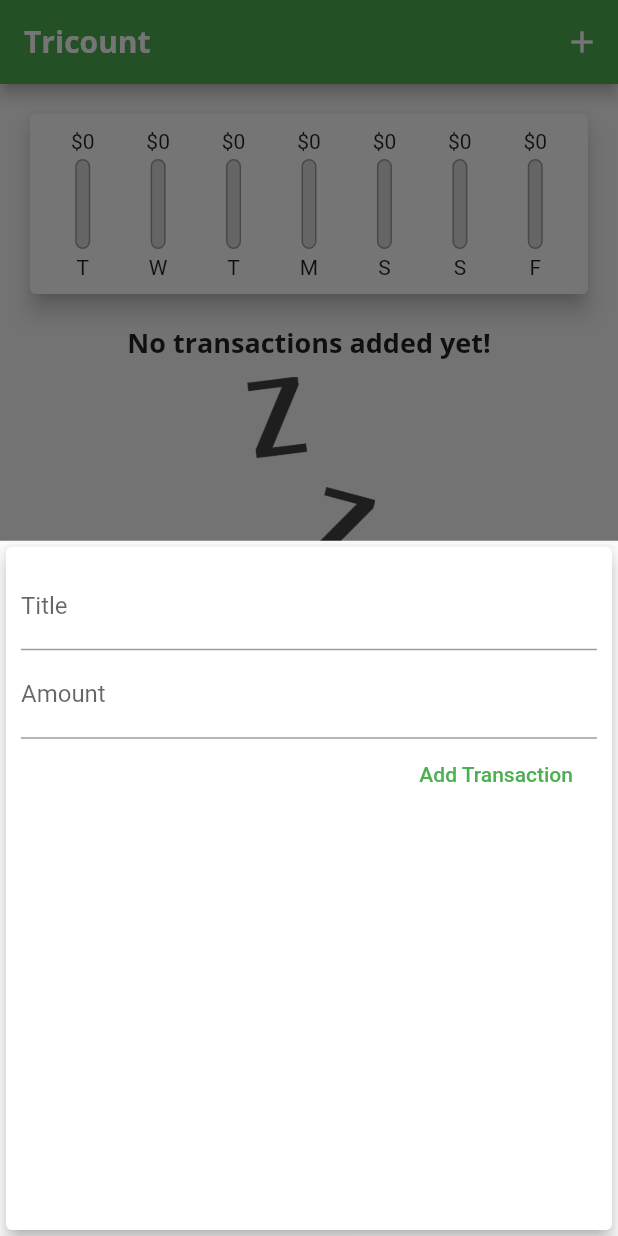
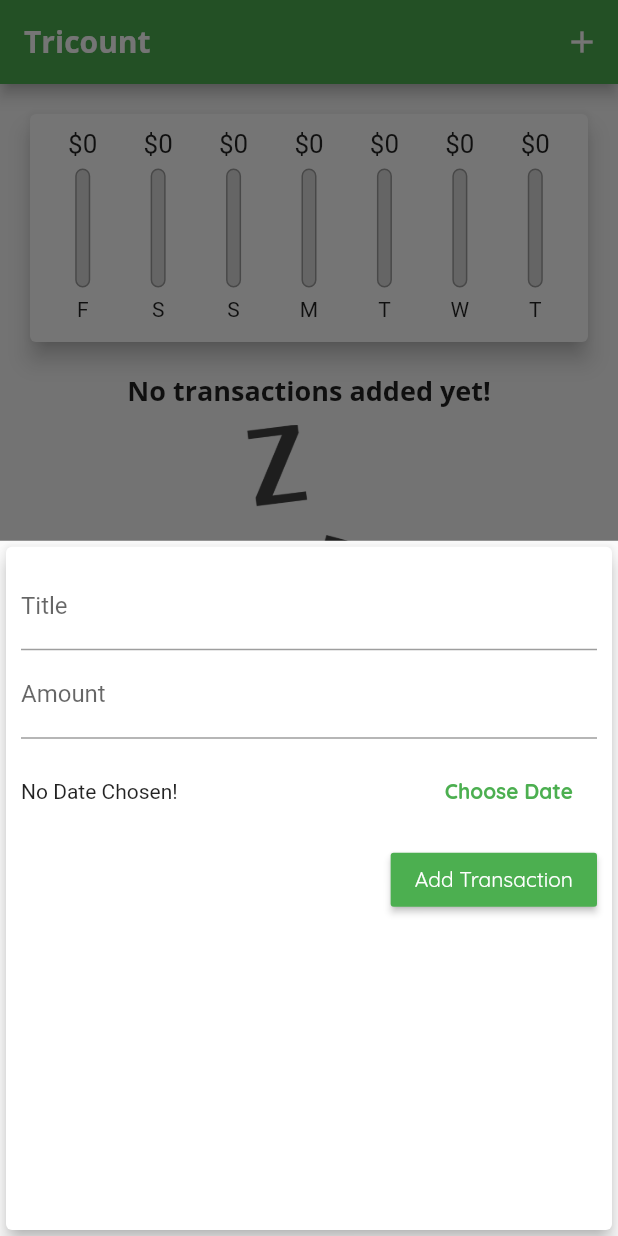
Before and after one commit to florianwns/flutter-examples, a Flutter app: the screen it shows after launch, after a tap on the "add" icon, on a phone screen of 412 x 824 dp. Run offline on Flutter 3.47's test engine with Material 2 defaults, Android fonts, the light colour scheme and no system bars.

Commit message:
start responsive design
- Add Date transaction
- Responsive Design
- Private property and class

```diff
--- a/apps/003_tricount/lib/main.dart
+++ b/apps/003_tricount/lib/main.dart
@@ -14,12 +14,16 @@
       theme: ThemeData(
         primarySwatch: Colors.green,
         accentColor: Colors.amber,
+        errorColor: Colors.red,
         fontFamily: 'Quicksand',
         textTheme: ThemeData.light().textTheme.copyWith(
               title: TextStyle(
                 fontFamily: 'OpenSans',
                 fontSize: 18,
                 fontWeight: FontWeight.bold,
+              ),
+              button: TextStyle(
+                color: Colors.white,
               ),
             ),
         appBarTheme: AppBarTheme(
@@ -43,10 +47,10 @@
 }
 
 class _MyHomePageState extends State<MyHomePage> {
-  final List<Transaction> transactions = [];
+  final List<Transaction> _transactions = [];
 
-  List<Transaction> get recentTransactions {
-    return transactions.where((tx) {
+  List<Transaction> get _recentTransactions {
+    return _transactions.where((tx) {
       return tx.date.isAfter(
         DateTime.now().subtract(
           Duration(days: 7),
@@ -55,16 +59,22 @@
     }).toList();
   }
 
-  void addTx(String txTitle, double txAmount) {
+  void _addTx(String txTitle, double txAmount, DateTime txDate) {
     final newTx = Transaction(
       title: txTitle,
       amount: txAmount,
-      date: DateTime.now(),
+      date: txDate,
       id: DateTime.now().toString(),
     );
 
     setState(() {
-      transactions.add(newTx);
+      _transactions.add(newTx);
+    });
+  }
+
+  void _deleteTx(String id) {
+    setState(() {
+      _transactions.removeWhere((tx) => tx.id == id);
     });
   }
 
@@ -72,15 +82,14 @@
     showModalBottomSheet(
       context: context,
       builder: (_) {
-        return NewTransaction(addTx);
+        return NewTransaction(_addTx);
       },
     );
   }
 
   @override
   Widget build(BuildContext context) {
-    return Scaffold(
-      appBar: AppBar(
+    final appBar = AppBar(
       centerTitle: false,
       title: Text('Tricount'),
       actions: <Widget>[
@@ -89,12 +98,25 @@
           onPressed: () => startAddTx(context),
         ),
       ],
-      ),
+    );
+
+    final usefulHeight = MediaQuery.of(context).size.height -
+        MediaQuery.of(context).padding.top -
+        appBar.preferredSize.height;
+
+    return Scaffold(
+      appBar: appBar,
       body: Column(
         crossAxisAlignment: CrossAxisAlignment.stretch,
         children: <Widget>[
-          Chart(recentTransactions),
-          TransactionList(transactions),
+          Container(
+            height: usefulHeight * 0.25,
+            child: Chart(_recentTransactions),
+          ),
+          Container(
+            height: usefulHeight * 0.75,
+            child: TransactionList(_transactions, _deleteTx),
+          ),
         ],
       ),
       floatingActionButtonLocation: FloatingActionButtonLocation.centerFloat,
--- a/apps/003_tricount/lib/widgets/chart.dart
+++ b/apps/003_tricount/lib/widgets/chart.dart
@@ -8,7 +8,7 @@
 
   Chart(this.recentTransactions);
 
-  List<Map<String, Object>> get txStats {
+  List<Map<String, Object>> get txStatsForTheLast7Days {
     var totalSpending = 0.0;
     var stats = List.generate(7, (index) {
       final weekDay = DateTime.now().subtract(Duration(days: index));
@@ -33,7 +33,7 @@
           : (stat['amount'] as double) / totalSpending;
     }
 
-    return stats;
+    return stats.reversed.toList();
   }
 
   @override
@@ -45,7 +45,7 @@
         padding: EdgeInsets.all(10),
         child: Row(
           mainAxisAlignment: MainAxisAlignment.spaceAround,
-          children: txStats.map((tx) {
+          children: txStatsForTheLast7Days.map((tx) {
             return Flexible(
               fit: FlexFit.tight,
               child: ChartBar(
--- a/apps/003_tricount/lib/widgets/chart_bar.dart
+++ b/apps/003_tricount/lib/widgets/chart_bar.dart
@@ -9,16 +9,21 @@
 
   @override
   Widget build(BuildContext context) {
+    return LayoutBuilder(
+      builder: (context, constraints) {
         return Column(
           children: <Widget>[
-        FittedBox(
+            Container(
+              height: constraints.maxHeight * 0.15,
+              child: FittedBox(
                 child: Text('\$${spendingAmount.toStringAsFixed(0)}'),
               ),
+            ),
             SizedBox(
-          height: 4,
+              height: constraints.maxHeight * 0.05,
             ),
             Container(
-          height: 60,
+              height: constraints.maxHeight * 0.6,
               width: 10,
               child: Stack(
                 children: <Widget>[
@@ -42,10 +47,15 @@
               ),
             ),
             SizedBox(
-          height: 4,
+              height: constraints.maxHeight * 0.05,
             ),
-        Text(label),
+            Container(
+              height: constraints.maxHeight * 0.15,
+              child: Text(label),
+            ),
           ],
+        );
+      },
     );
   }
 }
--- a/apps/003_tricount/lib/widgets/new_transaction.dart
+++ b/apps/003_tricount/lib/widgets/new_transaction.dart
@@ -1,8 +1,9 @@
 import 'package:flutter/material.dart';
 import 'package:flutter/services.dart';
+import 'package:intl/intl.dart';
 
 class NewTransaction extends StatefulWidget {
-  final void Function(String, double) addTx;
+  final void Function(String, double, DateTime) addTx;
 
   NewTransaction(this.addTx);
 
@@ -11,24 +12,42 @@
 }
 
 class _NewTransactionState extends State<NewTransaction> {
-  final titleController = TextEditingController();
+  final _titleController = TextEditingController();
+  final _amountController = TextEditingController();
+  DateTime _selectedDate;
 
-  final amountController = TextEditingController();
+  void _submitData() {
+    final title = _titleController.text;
+    final amount = double.tryParse(_amountController.text);
 
-  void submitData() {
-    final title = titleController.text;
-    final amount = double.tryParse(amountController.text);
-
-    if (title.isEmpty || amount == null || amount <= 0) {
+    if (title.isEmpty || amount == null || amount <= 0 || _selectedDate == null) {
       return;
     }
 
     widget.addTx(
       title,
       amount,
+      _selectedDate,
     );
 
     Navigator.of(context).pop();
+  }
+
+  void _presendDateDicker() {
+    showDatePicker(
+      context: context,
+      initialDate: DateTime.now(),
+      firstDate: DateTime(2019),
+      lastDate: DateTime.now(),
+    ).then((pickedDate) {
+      if (pickedDate == null) {
+        return;
+      }
+
+      setState(() {
+        _selectedDate = pickedDate;
+      });
+    });
   }
 
   @override
@@ -42,19 +61,40 @@
           children: <Widget>[
             TextField(
               decoration: InputDecoration(labelText: 'Title'),
-              controller: titleController,
-              onSubmitted: (_) => submitData(),
+              controller: _titleController,
+              onSubmitted: (_) => _submitData(),
             ),
             TextField(
               decoration: InputDecoration(labelText: 'Amount'),
-              controller: amountController,
+              controller: _amountController,
               keyboardType: TextInputType.numberWithOptions(decimal: true),
-              onSubmitted: (_) => submitData(),
+              onSubmitted: (_) => _submitData(),
             ),
-            FlatButton(
+            Container(
+              height: 70,
+              child: Row(
+                children: <Widget>[
+                  Expanded(
+                    child: Text(_selectedDate == null
+                        ? 'No Date Chosen!'
+                        : DateFormat.yMd().format(_selectedDate)),
+                  ),
+                  FlatButton(
+                    textColor: Theme.of(context).primaryColor,
+                    child: Text(
+                      'Choose Date',
+                      style: TextStyle(fontWeight: FontWeight.bold),
+                    ),
+                    onPressed: _presendDateDicker,
+                  )
+                ],
+              ),
+            ),
+            RaisedButton(
               child: Text('Add Transaction'),
-              textColor: Theme.of(context).primaryColor,
-              onPressed: submitData,
+              color: Theme.of(context).primaryColor,
+              textColor: Theme.of(context).textTheme.button.color,
+              onPressed: _submitData,
             ),
           ],
         ),
```
Also changed, not shown: apps/003_tricount/lib/widgets/transaction_list.dart (+20 -34 lines). Lines whose indentation alone changed are shown as unchanged.
